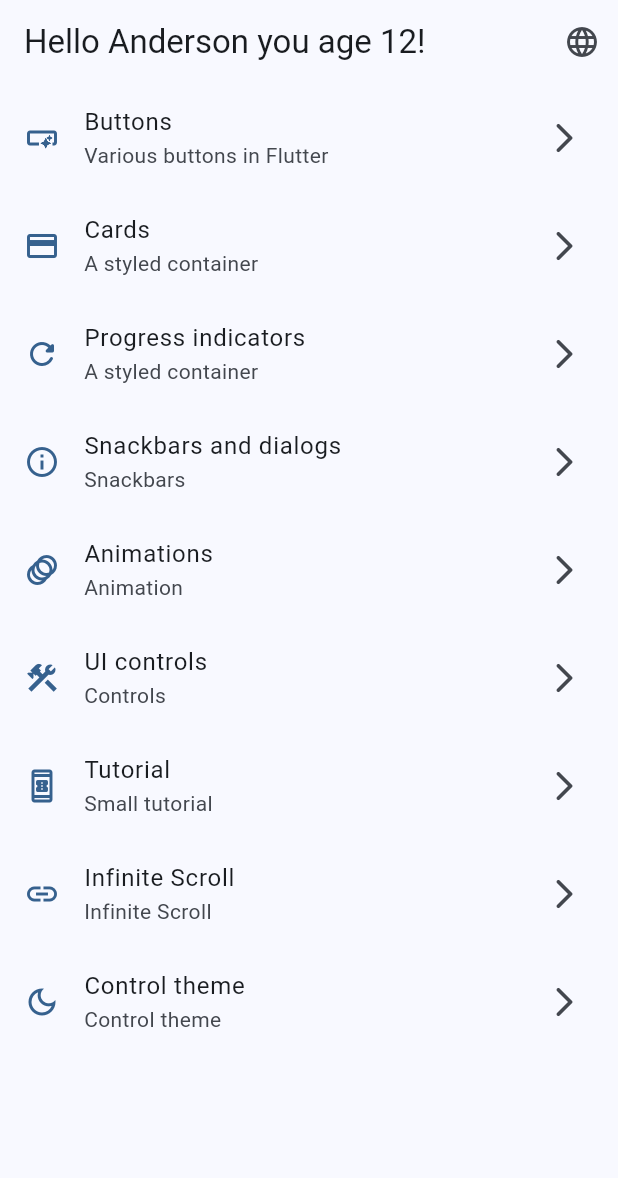
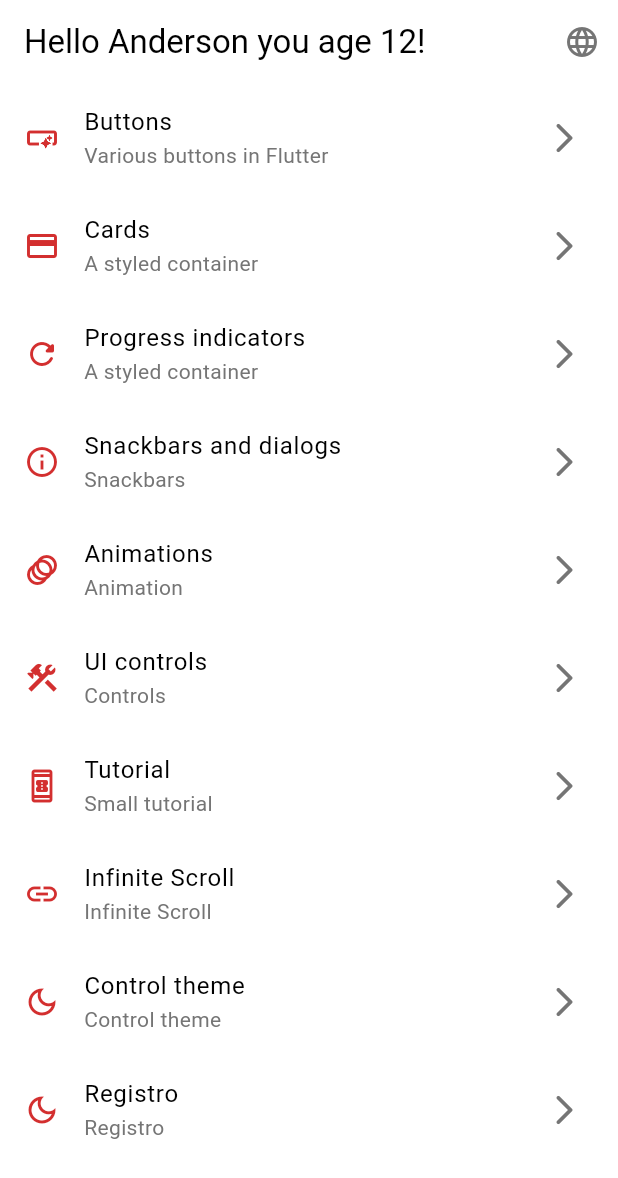
Before and after one commit to anderson2549/FitBuddy, a Flutter app: the screen it shows after launch, on a phone screen of 412 x 824 dp. Shown: the top 1178 px of the screen. Run offline on Flutter 3.47's test engine with Material 3 defaults, Android fonts, the phone set to English and light mode, and no system bars; our stand-ins replace animate_do, flutter_riverpod, go_router; missing offline and left inert: analyzer, build, source_gen.

Commit message:
Cambio de tema de la aplicación

```diff
--- a/lib/config/app_theme.dart
+++ b/lib/config/app_theme.dart
@@ -121,7 +121,7 @@ class AppTheme {
 
   AppTheme({
     this.selectColor = 0,
-    this.useRedScheme = false,
+    this.useRedScheme = true,
     this.isDartMode = false,
   }) : assert(selectColor >= 0, 'Select color must be greater then 0'),
        assert(
--- a/lib/config/router.dart
+++ b/lib/config/router.dart
@@ -12,19 +12,6 @@ final GoRouter appRouter = GoRouter(
       builder: (BuildContext context, GoRouterState state) {
         return const HomeScreen();
       },
-      /*routes: <RouteBase>[
-        GoRoute(
-          path: 'details',
-          builder: (BuildContext context, GoRouterState state) {
-            return const DetailsScreen();
-          },
-        ),
-
-        {
-        "/buttons":(context)=> ButtonsScreen(),
-        "/cards":(context)=> CardsScreen(),
-      }
-      ],*/
     ),
     GoRoute(
       path: "/buttons",
@@ -62,7 +49,7 @@ final GoRouter appRouter = GoRouter(
       name: AppTutorialScreen.name,
     ),
     GoRoute(
-      path: "/homescreen",
+      path: "/register",
       builder: (context, state) => RegisterScreen(),
       name: RegisterScreen.name,
     ),
--- a/lib/core/widgets/atoms/text_translation.dart
+++ b/lib/core/widgets/atoms/text_translation.dart
@@ -26,7 +26,7 @@ class TextTranslation extends StatelessWidget {
     String translatedText =
         (textLang.getByKey(data) ??
             textLang.getByKeyWithArgs(data, positionalArgs: positionalArgs)) ??
-        '';
+        data;
 
     return Text(
       translatedText,
--- a/lib/menu_items/menu_items.dart
+++ b/lib/menu_items/menu_items.dart
@@ -69,4 +69,10 @@ List<MenuItems> appMenuItems = <MenuItems>[
     link: "/controltheme",
     icon: Icons.dark_mode_outlined,
   ),
+  MenuItems(
+    titleKey: "Registro",
+    subTitleKey: "Registro",
+    link: "/register",
+    icon: Icons.dark_mode_outlined,
+  ),
 ];
```
